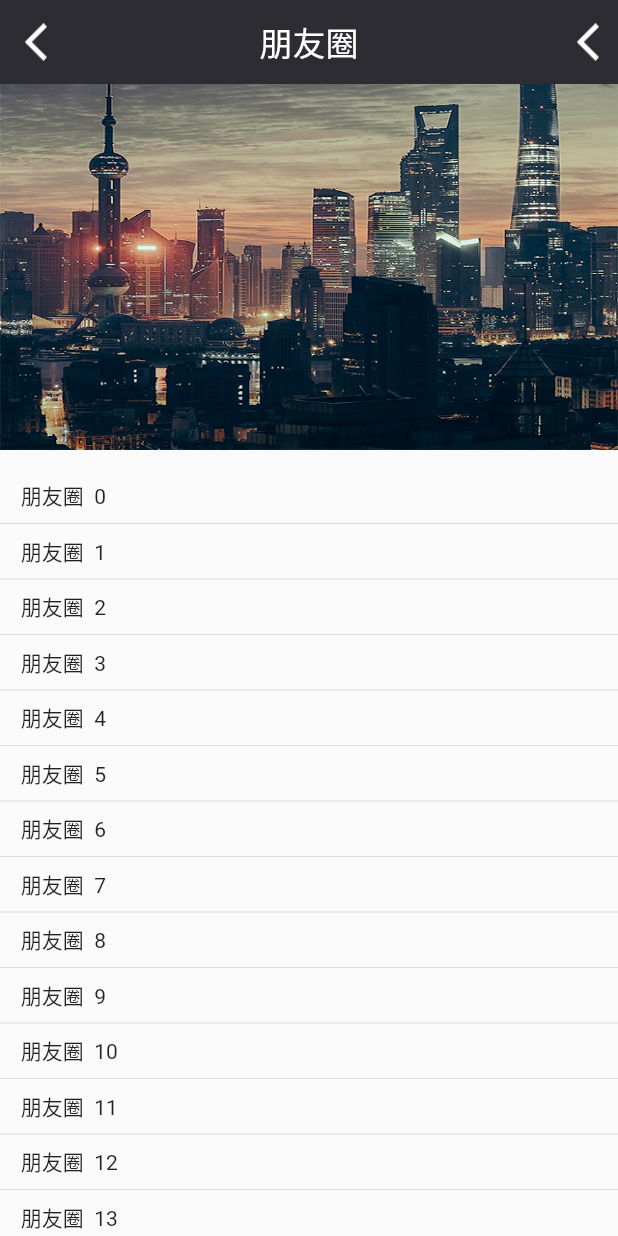
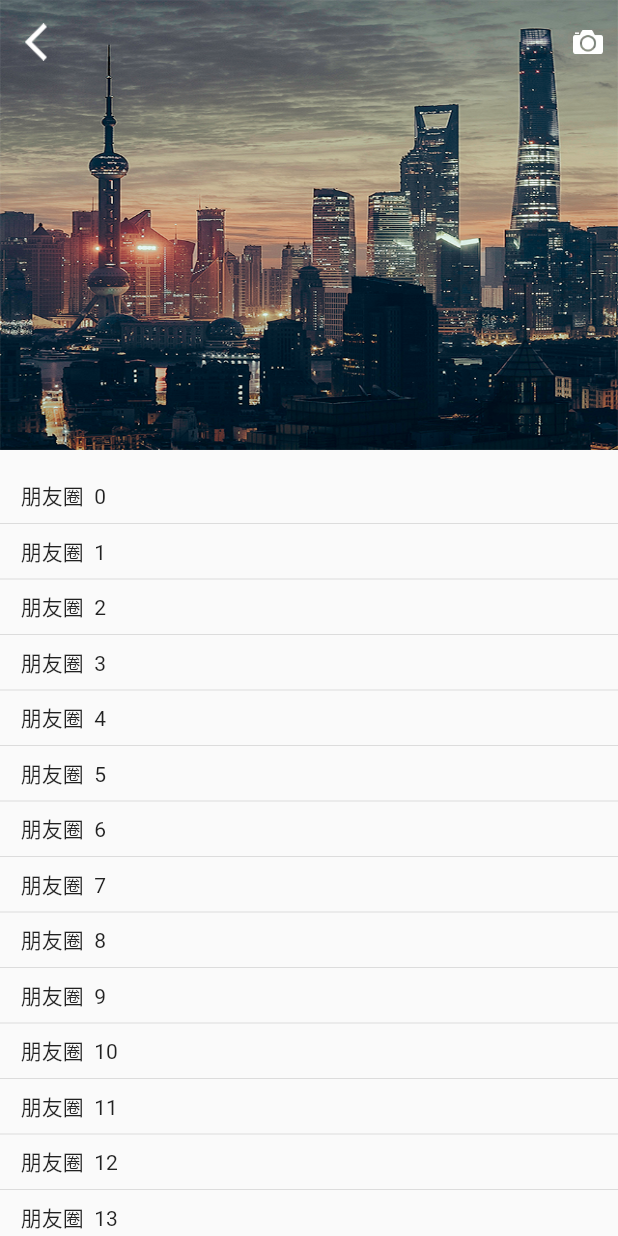
Before and after one commit to MacOMNI/wechat-flutter-project, a Flutter app: the FriendPage screen opened directly, on a phone screen of 412 x 824 dp. Run offline on Flutter 3.47's test engine with Material 2 defaults, Android fonts, the phone set to English and light mode, and no system bars; our stand-ins replace qr_flutter.

Commit message:
# friend page update

```diff
--- a/wechat_flutter/lib/views/pages/discover_page/friend_page.dart
+++ b/wechat_flutter/lib/views/pages/discover_page/friend_page.dart
@@ -1,9 +1,7 @@
 import 'dart:ui';
-
 import 'package:flutter/material.dart';
 import 'package:flutter/cupertino.dart';
 import 'package:flutter/services.dart';
-
 import 'package:wechat_flutter/views/pages/discover_page/head_view.dart';
 
 const APPBAR_SCROLL_OFFSET = 100;
@@ -82,7 +80,7 @@ class _FriendPageState extends State<FriendPage> {
     setState(() {
       appBarAlpha = alpha;
     });
-    print(alpha);
+    print('appBarAlpha ${alpha}');
   }
 
 //  flexibleSpace: ClipRect(
@@ -99,7 +97,7 @@ class _FriendPageState extends State<FriendPage> {
           height: navTop + toolBar,
           padding: EdgeInsets.only(top: navTop),
           decoration: BoxDecoration(
-            color: Color(0xff2D2C33),
+            color: Color(0xff2D2C33).withOpacity(appBarAlpha),
           ),
           child: Row(
             children: [
@@ -116,17 +114,23 @@ class _FriendPageState extends State<FriendPage> {
                 },
               ),
               Expanded(
-                child: Text(
-                  "朋友圈",
-                  textAlign: TextAlign.center,
-                  style: new TextStyle(fontSize: 22, color: Colors.white),
+                child: Opacity(
+                  opacity: appBarAlpha,
+                  child: Text(
+                    "朋友圈",
+                    textAlign: TextAlign.center,
+                    style: new TextStyle(
+                        fontSize: 22,
+                        color: Colors.white,
+                        fontWeight: FontWeight.bold),
+                  ),
                 ),
               ),
               IconButton(
                 padding: EdgeInsets.only(right: 10),
                 alignment: Alignment.centerRight,
                 icon: Image.asset(
-                  "assets/images/navbar/navbar_back.png",
+                  "assets/images/discover/moment_camera.png",
                   fit: BoxFit.contain,
                   height: 25,
                   width: 20,
```
Also changed, not shown: wechat_flutter/assets/images/discover/moment_camera.png (added).
